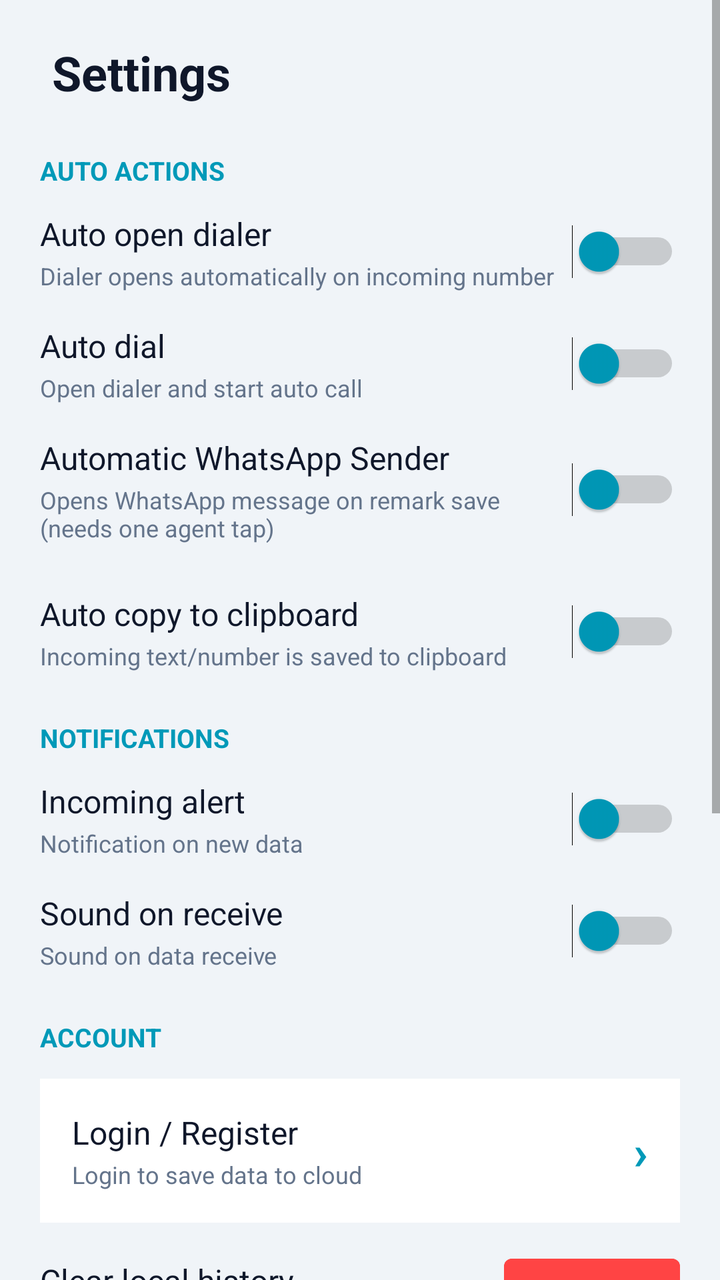
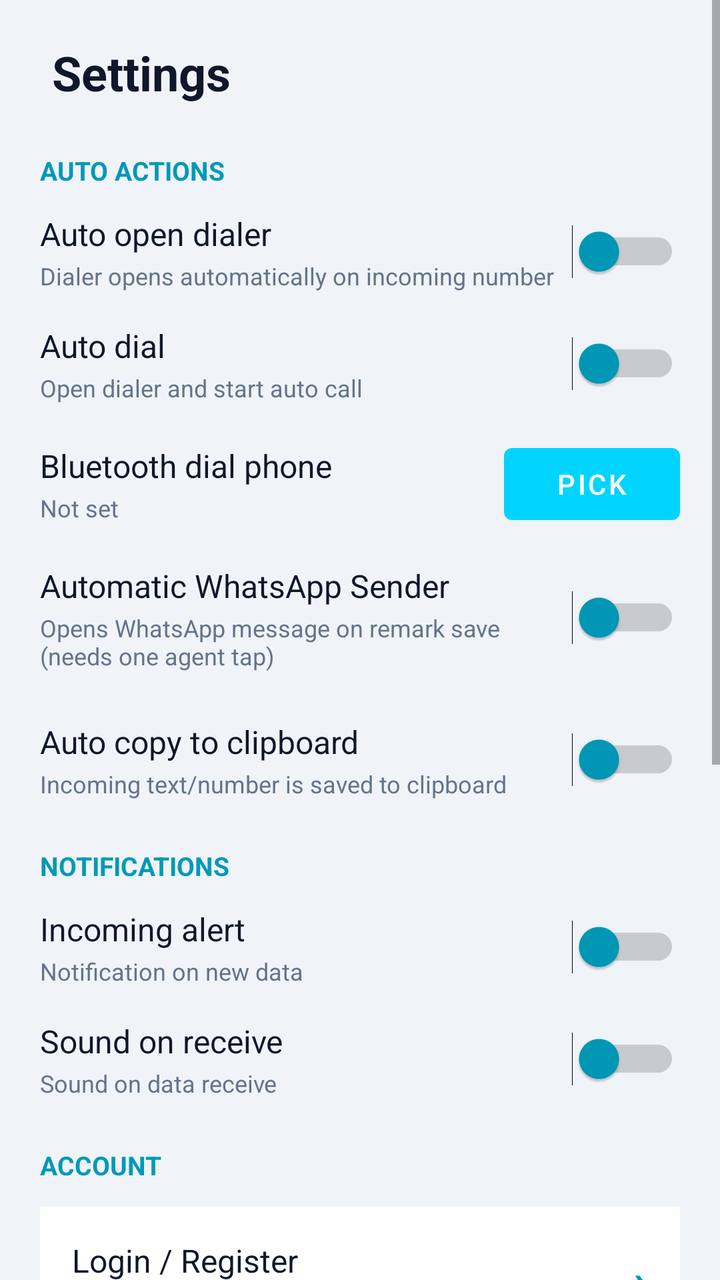

Compare the two renders of this Android layout. The source of the first and the diff that turns it into the second are given below.
<!-- AndroidManifest.xml: application theme Theme.DataBridge -->
<!-- res/layout/fragment_settings.xml -->
<?xml version="1.0" encoding="utf-8"?>
<ScrollView xmlns:android="http://schemas.android.com/apk/res/android"
    android:layout_width="match_parent"
    android:layout_height="match_parent"
    android:background="@color/theme_bg_app"
    android:fillViewport="true">

    <LinearLayout
        android:layout_width="match_parent"
        android:layout_height="wrap_content"
        android:orientation="vertical"
        android:padding="20dp">

        
        <TextView
            android:layout_width="wrap_content"
            android:layout_height="wrap_content"
            android:text="️ Settings"
            android:textColor="@color/theme_text_primary"
            android:textSize="24sp"
            android:textStyle="bold"
            android:layout_marginBottom="24dp" />

        
        <TextView
            android:layout_width="wrap_content"
            android:layout_height="wrap_content"
            android:text="AUTO ACTIONS"
            android:textColor="@color/theme_text_accent"
            android:textSize="13sp"
            android:textStyle="bold"
            android:layout_marginBottom="12dp" />

        
        <LinearLayout
            android:layout_width="match_parent"
            android:layout_height="wrap_content"
            android:orientation="horizontal"
            android:gravity="center_vertical"
            android:layout_marginBottom="16dp">
            <LinearLayout
                android:layout_width="0dp"
                android:layout_height="wrap_content"
                android:layout_weight="1"
                android:orientation="vertical">
                <TextView
                    android:layout_width="wrap_content"
                    android:layout_height="wrap_content"
                    android:text="Auto open dialer"
                    android:textColor="@color/theme_text_primary"
                    android:textSize="16sp" />
                <TextView
                    android:layout_width="wrap_content"
                    android:layout_height="wrap_content"
                    android:text="Dialer opens automatically on incoming number"
                    android:textColor="@color/theme_text_secondary"
                    android:textSize="12sp"
                    android:layout_marginTop="2dp" />
            </LinearLayout>
            <Switch
                android:id="@+id/switchAutoDialer"
                android:layout_width="wrap_content"
                android:layout_height="wrap_content"
                android:thumbTint="@color/theme_text_accent"
                android:trackTint="#555555" />
        </LinearLayout>

        
        <LinearLayout
            android:layout_width="match_parent"
            android:layout_height="wrap_content"
            android:orientation="horizontal"
            android:gravity="center_vertical"
            android:layout_marginBottom="16dp">
            <LinearLayout
                android:layout_width="0dp"
                android:layout_height="wrap_content"
                android:layout_weight="1"
                android:orientation="vertical">
                <TextView
                    android:layout_width="wrap_content"
                    android:layout_height="wrap_content"
                    android:text="Auto dial"
                    android:textColor="@color/theme_text_primary"
                    android:textSize="16sp" />
                <TextView
                    android:layout_width="wrap_content"
                    android:layout_height="wrap_content"
                    android:text="Open dialer and start auto call"
                    android:textColor="@color/theme_text_secondary"
                    android:textSize="12sp"
                    android:layout_marginTop="2dp" />
            </LinearLayout>
            <Switch
                android:id="@+id/switchAutoDial"
                android:layout_width="wrap_content"
                android:layout_height="wrap_content"
                android:thumbTint="@color/theme_text_accent"
                android:trackTint="#555555" />
        </LinearLayout>

        
        <LinearLayout
            android:layout_width="match_parent"
            android:layout_height="wrap_content"
            android:orientation="vertical"
            android:layout_marginBottom="24dp">
            <LinearLayout
                android:layout_width="match_parent"
                android:layout_height="wrap_content"
                android:orientation="horizontal"
                android:gravity="center_vertical">
                <LinearLayout
                    android:layout_width="0dp"
                    android:layout_height="wrap_content"
                    android:layout_weight="1"
                    android:orientation="vertical">
                    <TextView
                        android:layout_width="wrap_content"
                        android:layout_height="wrap_content"
                        android:text="Automatic WhatsApp Sender"
                        android:textColor="@color/theme_text_primary"
                        android:textSize="16sp" />
                    <TextView
                        android:layout_width="wrap_content"
                        android:layout_height="wrap_content"
                        android:text="Opens WhatsApp message on remark save (needs one agent tap)"
                        android:textColor="@color/theme_text_secondary"
                        android:textSize="12sp"
                        android:layout_marginTop="2dp" />
                </LinearLayout>
                <Switch
                    android:id="@+id/switchWhatsAppSender"
                    android:layout_width="wrap_content"
                    android:layout_height="wrap_content"
                    android:thumbTint="@color/theme_text_accent"
                    android:trackTint="#555555" />
            </LinearLayout>

            
            <LinearLayout
                android:id="@+id/layoutWhatsAppTemplate"
                android:layout_width="match_parent"
                android:layout_height="wrap_content"
                android:orientation="vertical"
                android:layout_marginTop="12dp"
                android:visibility="gone">
                <TextView
                    android:layout_width="wrap_content"
                    android:layout_height="wrap_content"
                    android:text="Message Template"
                    android:textSize="12sp"
                    android:textStyle="bold"
                    android:textColor="@color/theme_text_secondary"
                    android:layout_marginBottom="4dp" />
                <TextView
                    android:layout_width="wrap_content"
                    android:layout_height="wrap_content"
                    android:text="Variables: {customer_name}, {parcel_value}, {address}, {consignment_id}, {agent_phone}"
                    android:textSize="11sp"
                    android:textColor="@color/theme_text_secondary"
                    android:layout_marginBottom="8dp" />
                <EditText
                    android:id="@+id/etWhatsAppTemplate"
                    android:layout_width="match_parent"
                    android:layout_height="wrap_content"
                    android:background="@drawable/bg_input_rounded"
                    android:padding="12dp"
                    android:textSize="13sp"
                    android:inputType="textMultiLine"
                    android:minLines="4"
                    android:maxLines="8"
                    android:gravity="top"
                    android:layout_marginBottom="8dp" />
                <LinearLayout
                    android:layout_width="match_parent"
                    android:layout_height="wrap_content"
                    android:orientation="horizontal"
                    android:gravity="end">
                    <Button
                        android:id="@+id/btnWhatsAppTemplateReset"
                        android:layout_width="wrap_content"
                        android:layout_height="36dp"
                        android:text="Reset"
                        android:textSize="12sp"
                        android:textColor="@color/theme_text_secondary"
                        android:backgroundTint="@color/theme_bg_card"
                        android:layout_marginEnd="8dp" />
                    <Button
                        android:id="@+id/btnWhatsAppTemplateSave"
                        android:layout_width="wrap_content"
                        android:layout_height="36dp"
                        android:text="Save"
                        android:textSize="12sp"
                        android:textColor="@color/theme_bg_card"
                        android:backgroundTint="#16A34A" />
                </LinearLayout>
            </LinearLayout>
        </LinearLayout>

        
        <LinearLayout
            android:layout_width="match_parent"
            android:layout_height="wrap_content"
            android:orientation="horizontal"
            android:gravity="center_vertical"
            android:layout_marginBottom="24dp">
            <LinearLayout
                android:layout_width="0dp"
                android:layout_height="wrap_content"
                android:layout_weight="1"
                android:orientation="vertical">
                <TextView
                    android:layout_width="wrap_content"
                    android:layout_height="wrap_content"
                    android:text="Auto copy to clipboard"
                    android:textColor="@color/theme_text_primary"
                    android:textSize="16sp" />
                <TextView
                    android:layout_width="wrap_content"
                    android:layout_height="wrap_content"
                    android:text="Incoming text/number is saved to clipboard"
                    android:textColor="@color/theme_text_secondary"
                    android:textSize="12sp"
                    android:layout_marginTop="2dp" />
            </LinearLayout>
            <Switch
                android:id="@+id/switchAutoCopy"
                android:layout_width="wrap_content"
                android:layout_height="wrap_content"
                android:thumbTint="@color/theme_text_accent"
                android:trackTint="#555555" />
        </LinearLayout>

        
        <TextView
            android:layout_width="wrap_content"
            android:layout_height="wrap_content"
            android:text="NOTIFICATIONS"
            android:textColor="@color/theme_text_accent"
            android:textSize="13sp"
            android:textStyle="bold"
            android:layout_marginBottom="12dp" />

        
        <LinearLayout
            android:layout_width="match_parent"
            android:layout_height="wrap_content"
            android:orientation="horizontal"
            android:gravity="center_vertical"
            android:layout_marginBottom="16dp">
            <LinearLayout
                android:layout_width="0dp"
                android:layout_height="wrap_content"
                android:layout_weight="1"
                android:orientation="vertical">
                <TextView
                    android:layout_width="wrap_content"
                    android:layout_height="wrap_content"
                    android:text="Incoming alert"
                    android:textColor="@color/theme_text_primary"
                    android:textSize="16sp" />
                <TextView
                    android:layout_width="wrap_content"
                    android:layout_height="wrap_content"
                    android:text="Notification on new data"
                    android:textColor="@color/theme_text_secondary"
                    android:textSize="12sp"
                    android:layout_marginTop="2dp" />
            </LinearLayout>
            <Switch
                android:id="@+id/switchIncomingAlert"
                android:layout_width="wrap_content"
                android:layout_height="wrap_content"
                android:thumbTint="@color/theme_text_accent"
                android:trackTint="#555555" />
        </LinearLayout>

        
        <LinearLayout
            android:layout_width="match_parent"
            android:layout_height="wrap_content"
            android:orientation="horizontal"
            android:gravity="center_vertical"
            android:layout_marginBottom="24dp">
            <LinearLayout
                android:layout_width="0dp"
                android:layout_height="wrap_content"
                android:layout_weight="1"
                android:orientation="vertical">
                <TextView
                    android:layout_width="wrap_content"
                    android:layout_height="wrap_content"
                    android:text="Sound on receive"
                    android:textColor="@color/theme_text_primary"
                    android:textSize="16sp" />
                <TextView
                    android:layout_width="wrap_content"
                    android:layout_height="wrap_content"
                    android:text="Sound on data receive"
                    android:textColor="@color/theme_text_secondary"
                    android:textSize="12sp"
                    android:layout_marginTop="2dp" />
            </LinearLayout>
            <Switch
                android:id="@+id/switchSound"
                android:layout_width="wrap_content"
                android:layout_height="wrap_content"
                android:thumbTint="@color/theme_text_accent"
                android:trackTint="#555555" />
        </LinearLayout>

        
        <TextView
            android:layout_width="wrap_content"
            android:layout_height="wrap_content"
            android:text="ACCOUNT"
            android:textColor="@color/theme_text_accent"
            android:textSize="13sp"
            android:textStyle="bold"
            android:layout_marginBottom="12dp" />

        
        <LinearLayout
            android:id="@+id/layoutLogin"
            android:layout_width="match_parent"
            android:layout_height="wrap_content"
            android:orientation="horizontal"
            android:gravity="center_vertical"
            android:background="@color/theme_bg_card"
            android:paddingStart="16dp"
            android:paddingEnd="16dp"
            android:paddingTop="16dp"
            android:paddingBottom="16dp"
            android:layout_marginBottom="12dp"
            android:clickable="true"
            android:focusable="true">
            <LinearLayout
                android:layout_width="0dp"
                android:layout_height="wrap_content"
                android:layout_weight="1"
                android:orientation="vertical">
                <TextView
                    android:id="@+id/tvLoginStatus"
                    android:layout_width="wrap_content"
                    android:layout_height="wrap_content"
                    android:text="Login / Register"
                    android:textColor="@color/theme_text_primary"
                    android:textSize="16sp" />
                <TextView
                    android:id="@+id/tvLoginSubtext"
                    android:layout_width="wrap_content"
                    android:layout_height="wrap_content"
                    android:text="Login to save data to cloud"
                    android:textColor="@color/theme_text_secondary"
                    android:textSize="12sp"
                    android:layout_marginTop="2dp" />
            </LinearLayout>

            
            <ProgressBar
                android:id="@+id/pbLogin"
                style="?android:attr/progressBarStyleSmall"
                android:layout_width="24dp"
                android:layout_height="24dp"
                android:indeterminateTint="@color/theme_text_accent"
                android:visibility="gone"
                android:layout_marginEnd="8dp" />

            <TextView
                android:layout_width="wrap_content"
                android:layout_height="wrap_content"
                android:text="›"
                android:textColor="@color/theme_text_accent"
                android:textSize="24sp"
                android:textStyle="bold" />
        </LinearLayout>

        
        <LinearLayout
            android:layout_width="match_parent"
            android:layout_height="wrap_content"
            android:orientation="horizontal"
            android:gravity="center_vertical"
            android:layout_marginBottom="24dp">
            <LinearLayout
                android:layout_width="0dp"
                android:layout_height="wrap_content"
                android:layout_weight="1"
                android:orientation="vertical">
                <TextView
                    android:layout_width="wrap_content"
                    android:layout_height="wrap_content"
                    android:text="Clear local history"
                    android:textColor="@color/theme_text_primary"
                    android:textSize="16sp" />
                <TextView
                    android:layout_width="wrap_content"
                    android:layout_height="wrap_content"
                    android:text="Deletes all data from device"
                    android:textColor="@color/theme_text_secondary"
                    android:textSize="12sp"
                    android:layout_marginTop="2dp" />
            </LinearLayout>

            
            <LinearLayout
                android:layout_width="wrap_content"
                android:layout_height="wrap_content"
                android:orientation="horizontal"
                android:gravity="center_vertical">
                <Button
                    android:id="@+id/btnClearHistory"
                    android:layout_width="wrap_content"
                    android:layout_height="wrap_content"
                    android:text="Clear"
                    android:backgroundTint="#ff4444"
                    android:textColor="#ffffff"
                    android:textSize="12sp"
                    android:textStyle="bold"
                    android:padding="12dp" />
                <ProgressBar
                    android:id="@+id/pbClearHistory"
                    style="?android:attr/progressBarStyleSmall"
                    android:layout_width="24dp"
                    android:layout_height="24dp"
                    android:indeterminateTint="#ff4444"
                    android:visibility="gone"
                    android:layout_marginStart="8dp" />
            </LinearLayout>
        </LinearLayout>

        
        <TextView
            android:layout_width="match_parent"
            android:layout_height="wrap_content"
            android:text="📞 Auto Redial"
            android:textColor="@color/theme_text_primary"
            android:textSize="14sp"
            android:textStyle="bold"
            android:layout_marginTop="8dp"
            android:layout_marginBottom="12dp" />

        
        <LinearLayout
            android:layout_width="match_parent"
            android:layout_height="wrap_content"
            android:orientation="horizontal"
            android:gravity="center_vertical"
            android:layout_marginBottom="12dp">
            <LinearLayout
                android:layout_width="0dp"
                android:layout_height="wrap_content"
                android:layout_weight="1"
                android:orientation="vertical">
                <TextView
                    android:layout_width="wrap_content"
                    android:layout_height="wrap_content"
                    android:text="Redial on no-answer"
                    android:textColor="@color/theme_text_primary"
                    android:textSize="16sp" />
                <TextView
                    android:layout_width="wrap_content"
                    android:layout_height="wrap_content"
                    android:text="Auto redials unanswered calls"
                    android:textColor="@color/theme_text_secondary"
                    android:textSize="12sp"
                    android:layout_marginTop="2dp" />
            </LinearLayout>
            <Switch
                android:id="@+id/switchRedial"
                android:layout_width="wrap_content"
                android:layout_height="wrap_content"
                android:thumbTint="@color/theme_text_accent"
                android:trackTint="#555555" />
        </LinearLayout>

        <LinearLayout
            android:layout_width="match_parent"
            android:layout_height="wrap_content"
            android:orientation="horizontal"
            android:gravity="center_vertical"
            android:layout_marginBottom="12dp">
            <LinearLayout
                android:layout_width="0dp"
                android:layout_height="wrap_content"
                android:layout_weight="1"
                android:orientation="vertical">
                <TextView
                    android:layout_width="wrap_content"
                    android:layout_height="wrap_content"
                    android:text="Caller ID Popup"
                    android:textColor="@color/theme_text_primary"
                    android:textSize="16sp" />
                <TextView
                    android:layout_width="wrap_content"
                    android:layout_height="wrap_content"
                    android:text="Shows name/parcel info popup on customer calls"
                    android:textColor="@color/theme_text_secondary"
                    android:textSize="12sp"
                    android:layout_marginTop="2dp" />
            </LinearLayout>
            <Switch
                android:id="@+id/switchCallerIdPopup"
                android:layout_width="wrap_content"
                android:layout_height="wrap_content"
                android:thumbTint="@color/theme_text_accent"
                android:trackTint="#555555" />
        </LinearLayout>

        
        <LinearLayout
            android:id="@+id/rowLookupFromCc"
            android:layout_width="match_parent"
            android:layout_height="wrap_content"
            android:orientation="horizontal"
            android:gravity="center_vertical"
            android:layout_marginBottom="12dp"
            android:visibility="gone">
            <LinearLayout
                android:layout_width="0dp"
                android:layout_height="wrap_content"
                android:layout_weight="1"
                android:orientation="vertical">
                <TextView
                    android:layout_width="wrap_content"
                    android:layout_height="wrap_content"
                    android:text="Lookup from Call Center"
                    android:textColor="@color/theme_text_primary"
                    android:textSize="16sp" />
                <TextView
                    android:layout_width="wrap_content"
                    android:layout_height="wrap_content"
                    android:text="Puts incoming call / history dial numbers into the Call Center search box"
                    android:textColor="@color/theme_text_secondary"
                    android:textSize="12sp"
                    android:layout_marginTop="2dp" />
            </LinearLayout>
            <Switch
                android:id="@+id/switchLookupFromCc"
                android:layout_width="wrap_content"
                android:layout_height="wrap_content"
                android:thumbTint="@color/theme_text_accent"
                android:trackTint="#555555" />
        </LinearLayout>

        
        <LinearLayout
            android:id="@+id/layoutRedialCount"
            android:layout_width="match_parent"
            android:layout_height="wrap_content"
            android:orientation="horizontal"
            android:gravity="center_vertical"
            android:layout_marginBottom="20dp"
            android:visibility="gone">
            <TextView
                android:layout_width="0dp"
                android:layout_height="wrap_content"
                android:layout_weight="1"
                android:text="Redial attempts"
                android:textColor="@color/theme_text_primary"
                android:textSize="14sp" />
            <TextView
                android:id="@+id/tvRedialMinus"
                android:layout_width="36dp"
                android:layout_height="36dp"
                android:text="−"
                android:textSize="20sp"
                android:textStyle="bold"
                android:textColor="@color/theme_accent"
                android:gravity="center"
                android:clickable="true"
                android:focusable="true"
                android:background="?attr/selectableItemBackgroundBorderless" />
            <TextView
                android:id="@+id/tvRedialCount"
                android:layout_width="32dp"
                android:layout_height="wrap_content"
                android:text="2"
                android:textSize="16sp"
                android:textStyle="bold"
                android:textColor="@color/theme_text_primary"
                android:gravity="center" />
            <TextView
                android:id="@+id/tvRedialPlus"
                android:layout_width="36dp"
                android:layout_height="36dp"
                android:text="+"
                android:textSize="20sp"
                android:textStyle="bold"
                android:textColor="@color/theme_accent"
                android:gravity="center"
                android:clickable="true"
                android:focusable="true"
                android:background="?attr/selectableItemBackgroundBorderless" />
        </LinearLayout>

        
        <Button
            android:id="@+id/btnCheckUpdate"
            android:layout_width="wrap_content"
            android:layout_height="wrap_content"
            android:text="⬇ Check for update"
            android:textSize="13sp"
            android:textStyle="bold"
            android:textColor="@android:color/white"
            android:background="@drawable/btn_action_cyan"
            android:layout_gravity="center_horizontal"
            android:layout_marginTop="8dp"
            android:paddingStart="20dp"
            android:paddingEnd="20dp"
            android:paddingTop="10dp"
            android:paddingBottom="10dp" />

        <TextView
            android:id="@+id/tvUpdateStatus"
            android:layout_width="wrap_content"
            android:layout_height="wrap_content"
            android:text=""
            android:textSize="12sp"
            android:textColor="@color/theme_text_secondary"
            android:layout_gravity="center_horizontal"
            android:layout_marginTop="4dp"
            android:visibility="gone" />

        
        <TextView
            android:id="@+id/tvAppVersion"
            android:layout_width="wrap_content"
            android:layout_height="wrap_content"
            android:text="v2.0 • DataBridge"
            android:textColor="#555555"
            android:textSize="12sp"
            android:layout_gravity="center_horizontal"
            android:layout_marginTop="16dp"
            android:layout_marginBottom="24dp"
            android:padding="8dp"
            android:clickable="true"
            android:focusable="true"
            android:background="?attr/selectableItemBackgroundBorderless" />

    </LinearLayout>
</ScrollView>
<!-- resources referenced by this layout -->
<resources>
  <color name="theme_accent">#0099b8</color>
  <color name="theme_bg_app">#f0f4f8</color>
  <color name="theme_bg_card">#ffffff</color>
  <color name="theme_text_accent">#0099b8</color>
  <color name="theme_text_primary">#0f172a</color>
  <color name="theme_text_secondary">#64748b</color>
  <!-- drawable bg_input_rounded (drawable) -->
  <?xml version="1.0" encoding="utf-8"?>
  <shape xmlns:android="http://schemas.android.com/apk/res/android"
      android:shape="rectangle">
      <solid android:color="@color/theme_bg_card" />
      <stroke android:width="1.5dp" android:color="@color/theme_border" />
      <corners android:radius="7dp" />
  </shape>
  <!-- drawable btn_action_cyan (drawable) -->
  <?xml version="1.0" encoding="utf-8"?>
  <shape xmlns:android="http://schemas.android.com/apk/res/android" android:shape="rectangle">
      <corners android:radius="8dp" />
      <gradient
          android:startColor="#0099b8"
          android:endColor="#0088a8"
          android:angle="135" />
  </shape>
  <style name="Theme.DataBridge" parent="Theme.MaterialComponents.DayNight.NoActionBar">
      <item name="colorPrimary">#00d4ff</item>
      <item name="colorPrimaryVariant">#16213e</item>
      <item name="colorOnPrimary">#ffffff</item>
      <item name="colorSecondary">#00d4ff</item>
      <item name="android:statusBarColor">#1a1a2e</item>
  </style>
  <color name="theme_border">#e2e8f0</color>
</resources>

<!-- the commit's change to res/layout/fragment_settings.xml (unified diff, before → after) -->
@@ -97,6 +97,40 @@
                 android:layout_height="wrap_content"
                 android:thumbTint="@color/theme_text_accent"
                 android:trackTint="#555555" />
+        </LinearLayout>
+
+        
+        <LinearLayout
+            android:layout_width="match_parent"
+            android:layout_height="wrap_content"
+            android:orientation="horizontal"
+            android:gravity="center_vertical"
+            android:layout_marginBottom="16dp">
+            <LinearLayout
+                android:layout_width="0dp"
+                android:layout_height="wrap_content"
+                android:layout_weight="1"
+                android:orientation="vertical">
+                <TextView
+                    android:layout_width="wrap_content"
+                    android:layout_height="wrap_content"
+                    android:text="Bluetooth dial phone"
+                    android:textColor="@color/theme_text_primary"
+                    android:textSize="16sp" />
+                <TextView
+                    android:id="@+id/tvBtDialPhone"
+                    android:layout_width="wrap_content"
+                    android:layout_height="wrap_content"
+                    android:text="Not set"
+                    android:textColor="@color/theme_text_secondary"
+                    android:textSize="12sp"
+                    android:layout_marginTop="2dp" />
+            </LinearLayout>
+            <Button
+                android:id="@+id/btnBtDialPick"
+                android:layout_width="wrap_content"
+                android:layout_height="wrap_content"
+                android:text="Pick" />
         </LinearLayout>
 
         
